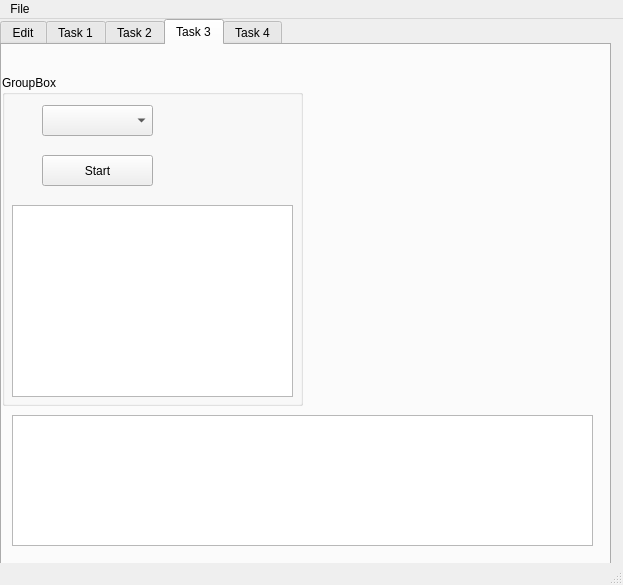
Before: the Qt Designer form mainwindow.ui in zayarniy/UICities, drawn with Qt 5.
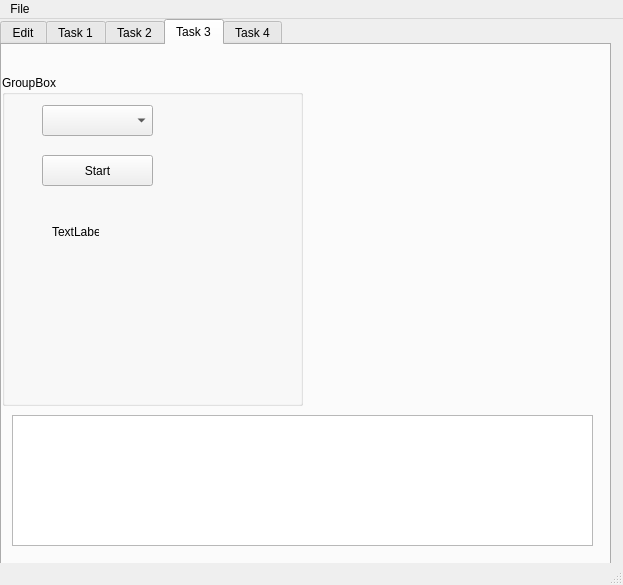
After: the same form once the commit is applied. The open tabs and pages were chosen to show the change.

Patch:
```diff
--- a/mainwindow.ui
+++ b/mainwindow.ui
@@ -306,16 +306,6 @@
       <property name="title">
        <string>GroupBox</string>
       </property>
-      <widget class="QListWidget" name="listWidget_4">
-       <property name="geometry">
-        <rect>
-         <x>10</x>
-         <y>130</y>
-         <width>281</width>
-         <height>192</height>
-        </rect>
-       </property>
-      </widget>
       <widget class="QComboBox" name="comboBox_2">
        <property name="geometry">
         <rect>
@@ -339,6 +329,19 @@
         <string>Start</string>
        </property>
       </widget>
+      <widget class="QLabel" name="lCount">
+       <property name="geometry">
+        <rect>
+         <x>50</x>
+         <y>150</y>
+         <width>47</width>
+         <height>13</height>
+        </rect>
+       </property>
+       <property name="text">
+        <string>TextLabel</string>
+       </property>
+      </widget>
      </widget>
      <widget class="QPlainTextEdit" name="plainTextEdit_4">
       <property name="geometry">
```
Left out of the diff: 12 changed lines with no effect on the pictures.
